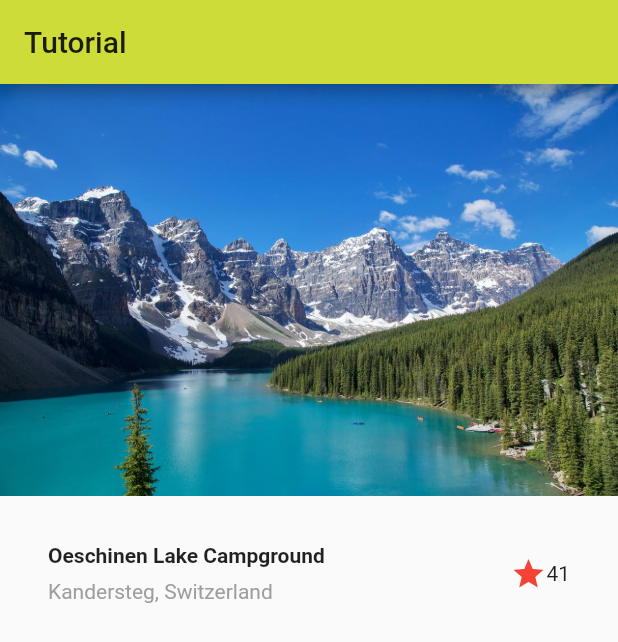
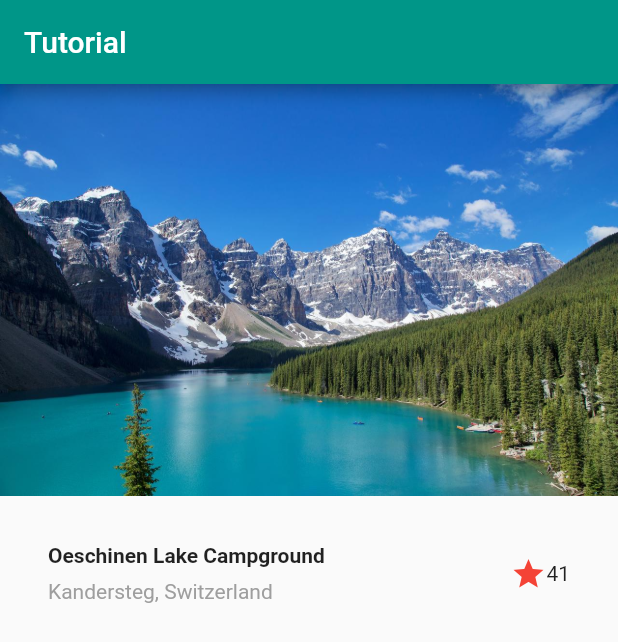
Before and after one commit to VijayGanganapalli/flutter_tutorial, a Flutter app: the screen it shows after launch, on a phone screen of 412 x 824 dp. Shown: the top 642 px of the screen. Run offline on Flutter 3.47's test engine with Material 2 defaults, Android fonts, the phone set to English and light mode, and no system bars.

Commit message:
theme color changed

```diff
--- a/lib/src/app.dart
+++ b/lib/src/app.dart
@@ -6,7 +6,7 @@ class MyApp extends StatelessWidget {
   Widget build(BuildContext context) {
     return MaterialApp(
       title: "Tutorial",
-      theme: ThemeData(primarySwatch: Colors.lime),
+      theme: ThemeData(primarySwatch: Colors.teal),
       debugShowCheckedModeBanner: false,
       home: HomeScreen(),
     );
```
